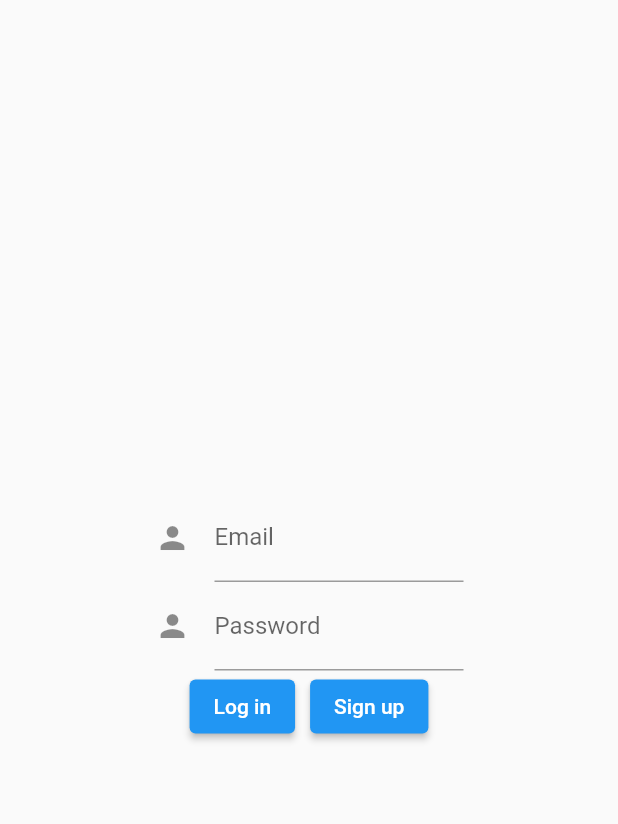
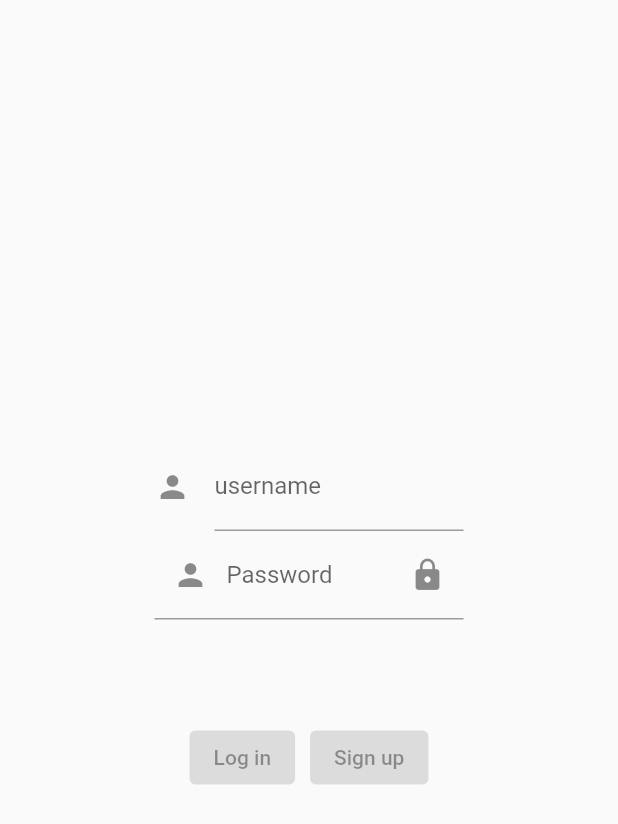
Before and after one commit to Ali-10011/Project-Note-Frontend, a Flutter app: the screen it shows after launch, on a phone screen of 412 x 824 dp. Shown: the top 824 px of the screen. Run offline on Flutter 3.47's test engine with Material 2 defaults, Android fonts, the phone set to English and light mode, and no system bars.

Commit message:
Properly Setup Auth System with Input Dependencies

```diff
--- a/project_note/lib/main.dart
+++ b/project_note/lib/main.dart
@@ -1,7 +1,8 @@
 import 'dart:convert';
-
 import 'package:flutter/material.dart';
 import 'package:http/http.dart' as http;
+import 'package:project_note/views/Authentication.dart';
+import 'package:project_note/views/Home.dart';
 
 void main() {
   runApp(const MyApp());
@@ -12,127 +13,11 @@ class MyApp extends StatelessWidget {
 
   @override
   Widget build(BuildContext context) {
-    return const MaterialApp(
-      home: MyHomePage(),
+    return MaterialApp(
+      title: 'Note',
+      initialRoute: '/',
+      routes: {'/': (context) => Auth(), '/home': (context) => Home()},
+      debugShowCheckedModeBanner: false,
     );
   }
 }
-
-class MyHomePage extends StatefulWidget {
-  const MyHomePage({Key? key}) : super(key: key);
-
-  @override
-  State<MyHomePage> createState() => _MyHomePageState();
-}
-
-class _MyHomePageState extends State<MyHomePage> {
-  final TextEditingController _emailcontroller = TextEditingController();
-  final TextEditingController _passwordcontroller = TextEditingController();
-  @override
-  Widget build(BuildContext context) {
-    return SafeArea(
-      child: Scaffold(
-        body: Column(mainAxisAlignment: MainAxisAlignment.center, children: <
-            Widget>[
-          Container(
-            width: MediaQuery.of(context).size.width * 0.5,
-            child: TextFormField(
-              controller: _emailcontroller,
-              keyboardType: const TextInputType.numberWithOptions(),
-              // inputFormatters: [
-              //   FilteringTextInputFormatter.allow(RegExp(
-              //       r"^[a-zA-Z0-9.a-zA-Z0-9.!#$%&'*+-/=?^_`{|}~]+@[a-zA-Z0-9]+\.[a-zA-Z]+")),
-              // ],
-              decoration: const InputDecoration(
-                icon: Icon(Icons.person),
-                hintText: 'JohnDoe@gmail.com',
-                labelText: 'Email',
-              ),
-              onSaved: (String? value) {
-                // This optional block of code can be used to run
-                // code when the user saves the form.
-              },
-              // validator: (String? value) {
-              //   return (value != null && value.contains('@'))
-              //       ? 'Do not use the @ char.'
-              //       : null;
-              // },
-            ),
-          ),
-          Container(
-            width: MediaQuery.of(context).size.width * 0.5,
-            child: TextFormField(
-              controller: _passwordcontroller,
-              decoration: const InputDecoration(
-                icon: Icon(Icons.person),
-                hintText: 'I_amAlive',
-                labelText: 'Password',
-              ),
-              onSaved: (String? value) {
-                // This optional block of code can be used to run
-                // code when the user saves the form.
-              },
-              // validator: (String? value) {
-              //   return (value != null && value.contains('@'))
-              //       ? 'Do not use the @ char.'
-              //       : null;
-              // },
-            ),
-          ),
-          Row(
-            mainAxisAlignment: MainAxisAlignment.center,
-            children: [
-              ElevatedButton(
-                  onPressed: () async {
-                    try {
-                      var response = await http
-                          .post(Uri.parse('http://localhost:3000/'), headers: {
-                        "Content-Type": "application/x-www-form-urlencoded"
-                      }, body: {
-                        'authtype': 'login',
-                        'username': _emailcontroller.value.text.toString(),
-                        'password': _passwordcontroller.value.text.toString()
-                      });
-
-                      if (response.statusCode == 200) {
-                        print(response.body);
-                      } else {
-                        print(json.decode(response.body));
-                      }
-                    } catch (e) {
-                      print(e.toString());
-                    }
-                  },
-                  child: const Text('Log in')),
-              SizedBox(
-                width: 10,
-              ),
-              ElevatedButton(
-                  onPressed: () async {
-                    try {
-                      var response = await http
-                          .post(Uri.parse('http://localhost:3000/'), headers: {
-                        "Content-Type": "application/x-www-form-urlencoded"
-                      }, body: {
-                        'authtype': 'signup'.toString(),
-                        'username': _emailcontroller.value.text.toString(),
-                        'password': _passwordcontroller.value.text.toString()
-                      });
-
-                      if (response.statusCode == 200) {
-                        print(response.body);
-                      } else {
-                        print(json.decode(response.body));
-                      }
-                    } catch (e) {
-                      print(e.toString());
-                    }
-                  },
-                  child: const Text('Sign up'))
-            ],
-          ),
-        ]),
-      ),
-    );
-  }
-}
--- /dev/null
+++ b/project_note/lib/views/Authentication.dart
@@ -0,0 +1,184 @@
+import 'package:flutter/material.dart';
+import 'dart:convert';
+import 'package:http/http.dart' as http;
+
+class Auth extends StatefulWidget {
+  const Auth({Key? key}) : super(key: key);
+
+  @override
+  State<Auth> createState() => _AuthState();
+}
+
+class _AuthState extends State<Auth> {
+  late final TextEditingController _usernamecontroller =
+      TextEditingController();
+  final TextEditingController _passwordcontroller = TextEditingController();
+  bool _hidepassword = true;
+  bool _usernamebuttonenabled = false;
+  bool _passwordbuttonenabled = false;
+  String _warningmessage = '';
+  @override
+  initState() {
+    super.initState();
+  }
+
+  Widget build(BuildContext context) {
+    return SafeArea(
+      child: Scaffold(
+        body: Column(mainAxisAlignment: MainAxisAlignment.center, children: <
+            Widget>[
+          Container(
+            width: MediaQuery.of(context).size.width * 0.5,
+            child: TextFormField(
+              controller: _usernamecontroller,
+              // inputFormatters: [
+              //   FilteringTextInputFormatter.allow(RegExp(
+              //       r"^[a-zA-Z0-9.a-zA-Z0-9.!#$%&'*+-/=?^_`{|}~]+@[a-zA-Z0-9]+\.[a-zA-Z]+")),
+              // ],
+              decoration: const InputDecoration(
+                icon: Icon(Icons.person),
+                hintText: 'JohnDoe',
+                labelText: 'username',
+              ),
+
+              onSaved: (String? value) {
+                // This optional block of code can be used to run
+                // code when the user saves the form.
+              },
+              autovalidateMode: AutovalidateMode.onUserInteraction,
+              validator: (value) {
+                if (value == null || value.isEmpty) {
+                  return 'Please enter your user name.';
+                } else if (value.length < 6) {
+                  return 'Username must be of 6 characters or more';
+                } else if (value.contains(' ')) {
+                  return 'Username cannot contain space character';
+                }
+                return null;
+              },
+              onChanged: (value) {
+                //Repition of code till I find a better alternative
+                setState(() {
+                  if (value.length >= 6 &&
+                      !value.contains(' ') &&
+                      !(value == null || value.isEmpty)) {
+                    _usernamebuttonenabled = true;
+                  } else {
+                    _usernamebuttonenabled = false;
+                  }
+                });
+              },
+              textInputAction: TextInputAction.next,
+            ),
+          ),
+          Container(
+            width: MediaQuery.of(context).size.width * 0.5,
+            child: TextFormField(
+              obscureText: _hidepassword,
+              controller: _passwordcontroller,
+              decoration: InputDecoration(
+                prefixIcon: Icon(Icons.person),
+                suffixIcon: IconButton(
+                    onPressed: () {
+                      setState(() {
+                        _hidepassword = !_hidepassword;
+                      });
+                    },
+                    icon: Icon(Icons.lock)),
+                hintText: 'I_amAlive',
+                labelText: 'Password',
+              ),
+              autovalidateMode: AutovalidateMode.onUserInteraction,
+              validator: (value) {
+                if (value == null || value.isEmpty) {
+                  return 'Please enter your password.';
+                } else if (value.length < 6) {
+                  return 'Length of password must be of 6 characters or more';
+                } else if (value.contains(' ')) {
+                  return 'Password cannot contain space character';
+                }
+
+                return null;
+              },
+              onChanged: (value) {
+                //Repition of code till I find a better alternative
+                setState(() {
+                  if (value.length >= 6 &&
+                      !value.contains(' ') &&
+                      !(value == null || value.isEmpty)) {
+                    _passwordbuttonenabled = true;
+                  } else {
+                    _passwordbuttonenabled = false;
+                  }
+                });
+              },
+              textInputAction: TextInputAction.next,
+            ),
+          ),
+          SizedBox(
+            height: 10,
+          ),
+          TextButton(onPressed: () {}, child: Text(_warningmessage)),
+          SizedBox(
+            height: 10,
+          ),
+          Row(
+            mainAxisAlignment: MainAxisAlignment.center,
+            children: [
+              ElevatedButton(
+                  onPressed: _usernamebuttonenabled && _passwordbuttonenabled
+                      ? () async {
+                          AuthType(
+                              'login',
+                              _usernamecontroller.value.text.toString(),
+                              _passwordcontroller.value.text.toString());
+                        }
+                      : null,
+                  child: const Text('Log in')),
+              SizedBox(
+                width: 10,
+              ),
+              ElevatedButton(
+                  onPressed: _usernamebuttonenabled && _passwordbuttonenabled
+                      ? () async {
+                          AuthType(
+                              'signup',
+                              _usernamecontroller.value.text.toString(),
+                              _passwordcontroller.value.text.toString());
+                        }
+                      : null,
+                  child: const Text('Sign up')),
+            ],
+          ),
+        ]),
+      ),
+    );
+  }
+
+  Future<void> AuthType(
+      String authtype, String username, String password) async {
+    try {
+      var response = await http.post(Uri.parse('http://localhost:3000/'),
+          headers: {
+            "Content-Type": "application/x-www-form-urlencoded"
+          },
+          body: {
+            'authtype': authtype,
+            'username': username,
+            'password': password
+          });
+
+      if (response.statusCode == 200) {
+        Map<dynamic, dynamic> jsonDecode = json.decode(response.body);
+        if (jsonDecode['message'].toString() == "OK") {
+          Navigator.pushReplacementNamed(context, '/home');
+        }
+        setState(() {
+          _warningmessage = jsonDecode['message'].toString();
+        });
+      } else {}
+    } catch (e) {
+      print(e.toString());
+    }
+  }
+}
```
Also changed, not shown: project_note/lib/views/Home.dart (added, +15 -0 lines), project_note/lib/services/authservice.dart (added).
